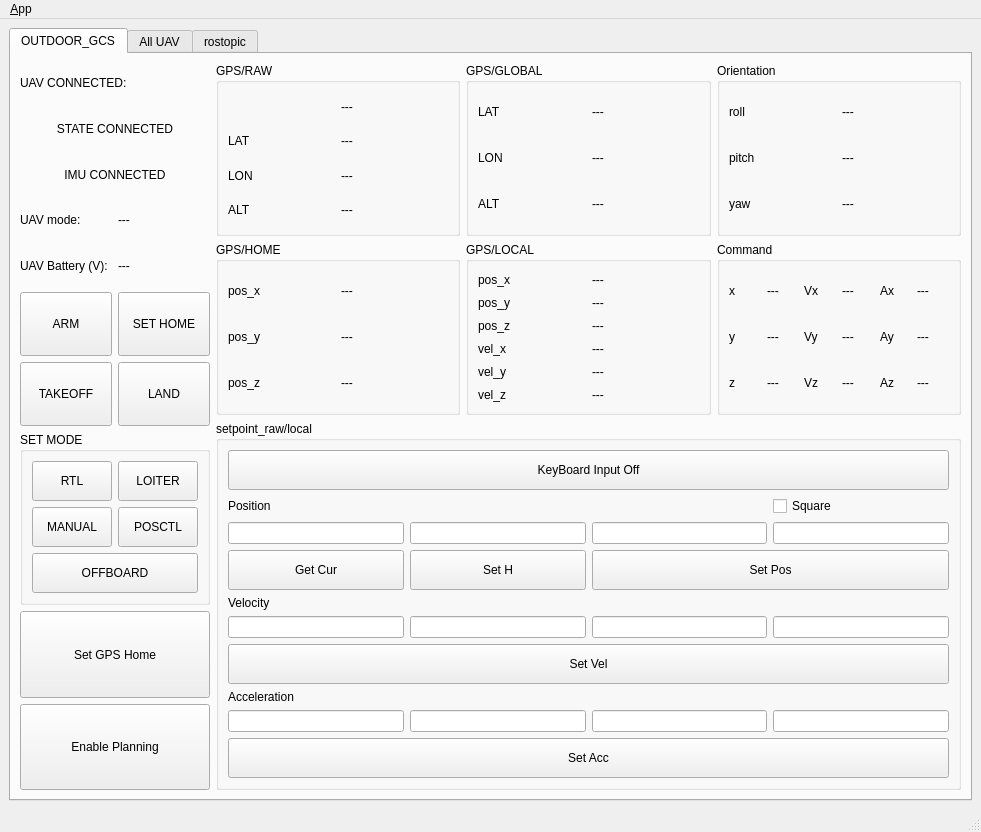
This is ui/main_window.ui in Jaron0211/outdoor_gcs as Qt 5 draws it before an edit. The edited form follows.
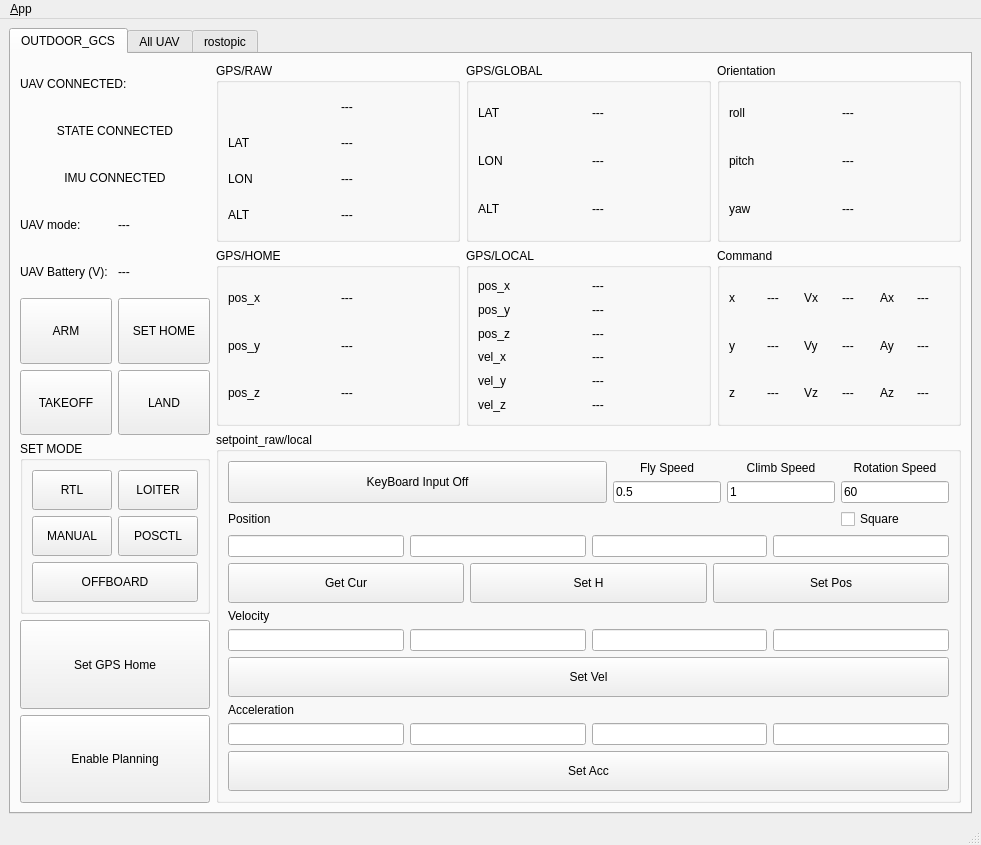
This is the edited form. Icons and pictures are not drawn.

```diff
--- a/ui/main_window.ui
+++ b/ui/main_window.ui
@@ -7,13 +7,13 @@
     <x>0</x>
     <y>0</y>
     <width>981</width>
-    <height>832</height>
+    <height>845</height>
    </rect>
   </property>
   <property name="minimumSize">
    <size>
     <width>981</width>
-    <height>832</height>
+    <height>845</height>
    </size>
   </property>
   <property name="windowTitle">
@@ -736,120 +736,126 @@
             <property name="title">
              <string>setpoint_raw/local</string>
             </property>
-            <layout class="QGridLayout" name="gridLayout">
-             <item row="4" column="1">
-              <widget class="QPushButton" name="Button_Set_H">
+            <layout class="QGridLayout" name="gridLayout_17">
+             <item row="0" column="0" rowspan="2">
+              <widget class="QPushButton" name="Button_KeyBoard_mode">
                <property name="sizePolicy">
-                <sizepolicy hsizetype="Minimum" vsizetype="MinimumExpanding">
-                 <horstretch>0</horstretch>
+                <sizepolicy hsizetype="Preferred" vsizetype="Minimum">
+                 <horstretch>30</horstretch>
                  <verstretch>0</verstretch>
                 </sizepolicy>
                </property>
                <property name="minimumSize">
                 <size>
-                 <width>0</width>
-                 <height>40</height>
+                 <width>300</width>
+                 <height>0</height>
                 </size>
                </property>
+               <property name="maximumSize">
+                <size>
+                 <width>16777215</width>
+                 <height>16777215</height>
+                </size>
+               </property>
                <property name="text">
-                <string>Set H</string>
+                <string>KeyBoard Input Off</string>
                </property>
               </widget>
              </item>
-             <item row="1" column="0">
+             <item row="0" column="1">
+              <widget class="QLabel" name="label_6">
+               <property name="sizePolicy">
+                <sizepolicy hsizetype="Expanding" vsizetype="Expanding">
+                 <horstretch>0</horstretch>
+                 <verstretch>0</verstretch>
+                </sizepolicy>
+               </property>
+               <property name="text">
+                <string>Fly Speed</string>
+               </property>
+               <property name="alignment">
+                <set>Qt::AlignCenter</set>
+               </property>
+              </widget>
+             </item>
+             <item row="0" column="2">
+              <widget class="QLabel" name="label_7">
+               <property name="sizePolicy">
+                <sizepolicy hsizetype="Expanding" vsizetype="Expanding">
+                 <horstretch>0</horstretch>
+                 <verstretch>0</verstretch>
+                </sizepolicy>
+               </property>
+               <property name="text">
+                <string>Climb Speed</string>
+               </property>
+               <property name="alignment">
+                <set>Qt::AlignCenter</set>
+               </property>
+              </widget>
+             </item>
+             <item row="0" column="3">
+              <widget class="QLabel" name="label_8">
+               <property name="sizePolicy">
+                <sizepolicy hsizetype="Expanding" vsizetype="Expanding">
+                 <horstretch>0</horstretch>
+                 <verstretch>0</verstretch>
+                </sizepolicy>
+               </property>
+               <property name="text">
+                <string>Rotation Speed</string>
+               </property>
+               <property name="alignment">
+                <set>Qt::AlignCenter</set>
+               </property>
+              </widget>
+             </item>
+             <item row="1" column="1">
+              <widget class="QLineEdit" name="fly_speed_input">
+               <property name="sizePolicy">
+                <sizepolicy hsizetype="Expanding" vsizetype="Expanding">
+                 <horstretch>0</horstretch>
+                 <verstretch>0</verstretch>
+                </sizepolicy>
+               </property>
+               <property name="text">
+                <string>0.5</string>
+               </property>
+              </widget>
+             </item>
+             <item row="1" column="2">
+              <widget class="QLineEdit" name="climb_speed_input">
+               <property name="sizePolicy">
+                <sizepolicy hsizetype="Expanding" vsizetype="Expanding">
+                 <horstretch>0</horstretch>
+                 <verstretch>0</verstretch>
+                </sizepolicy>
+               </property>
+               <property name="text">
+                <string>1</string>
+               </property>
+              </widget>
+             </item>
+             <item row="1" column="3">
+              <widget class="QLineEdit" name="rotation_speed_input">
+               <property name="sizePolicy">
+                <sizepolicy hsizetype="Expanding" vsizetype="Expanding">
+                 <horstretch>0</horstretch>
+                 <verstretch>0</verstretch>
+                </sizepolicy>
+               </property>
+               <property name="text">
+                <string>60</string>
+               </property>
+              </widget>
+             </item>
+             <item row="2" column="0">
               <widget class="QLabel" name="label_3">
                <property name="text">
                 <string>Position</string>
                </property>
               </widget>
              </item>
-             <item row="8" column="0" colspan="2">
-              <widget class="QLabel" name="label_5">
-               <property name="text">
-                <string>Acceleration</string>
-               </property>
-              </widget>
-             </item>
-             <item row="4" column="0">
-              <widget class="QPushButton" name="Button_Get">
-               <property name="sizePolicy">
-                <sizepolicy hsizetype="Minimum" vsizetype="MinimumExpanding">
-                 <horstretch>0</horstretch>
-                 <verstretch>0</verstretch>
-                </sizepolicy>
-               </property>
-               <property name="minimumSize">
-                <size>
-                 <width>0</width>
-                 <height>40</height>
-                </size>
-               </property>
-               <property name="text">
-                <string>Get Cur</string>
-               </property>
-              </widget>
-             </item>
-             <item row="6" column="0" colspan="4">
-              <layout class="QHBoxLayout" name="horizontalLayout_3">
-               <item>
-                <widget class="QLineEdit" name="vx_input"/>
-               </item>
-               <item>
-                <widget class="QLineEdit" name="vy_input"/>
-               </item>
-               <item>
-                <widget class="QLineEdit" name="vz_input"/>
-               </item>
-               <item>
-                <widget class="QLineEdit" name="vw_input"/>
-               </item>
-              </layout>
-             </item>
-             <item row="4" column="2" colspan="2">
-              <widget class="QPushButton" name="Button_Set_Pos">
-               <property name="sizePolicy">
-                <sizepolicy hsizetype="Minimum" vsizetype="MinimumExpanding">
-                 <horstretch>0</horstretch>
-                 <verstretch>0</verstretch>
-                </sizepolicy>
-               </property>
-               <property name="minimumSize">
-                <size>
-                 <width>0</width>
-                 <height>40</height>
-                </size>
-               </property>
-               <property name="text">
-                <string>Set Pos</string>
-               </property>
-              </widget>
-             </item>
-             <item row="5" column="0">
-              <widget class="QLabel" name="label_4">
-               <property name="text">
-                <string>Velocity</string>
-               </property>
-              </widget>
-             </item>
-             <item row="10" column="0" colspan="4">
-              <widget class="QPushButton" name="Button_Set_Acc">
-               <property name="sizePolicy">
-                <sizepolicy hsizetype="Minimum" vsizetype="MinimumExpanding">
-                 <horstretch>0</horstretch>
-                 <verstretch>0</verstretch>
-                </sizepolicy>
-               </property>
-               <property name="minimumSize">
-                <size>
-                 <width>0</width>
-                 <height>40</height>
-                </size>
-               </property>
-               <property name="text">
-                <string>Set Acc</string>
-               </property>
-              </widget>
-             </item>
              <item row="3" column="0" colspan="4">
               <layout class="QHBoxLayout" name="horizontalLayout">
                <item>
@@ -866,13 +872,90 @@
                </item>
               </layout>
              </item>
-             <item row="1" column="3">
-              <widget class="QCheckBox" name="checkBox_square1">
+             <item row="4" column="0" colspan="4">
+              <layout class="QGridLayout" name="gridLayout">
+               <item row="0" column="2">
+                <widget class="QPushButton" name="Button_Set_H">
+                 <property name="sizePolicy">
+                  <sizepolicy hsizetype="Minimum" vsizetype="MinimumExpanding">
+                   <horstretch>0</horstretch>
+                   <verstretch>0</verstretch>
+                  </sizepolicy>
+                 </property>
+                 <property name="minimumSize">
+                  <size>
+                   <width>0</width>
+                   <height>40</height>
+                  </size>
+                 </property>
+                 <property name="text">
+                  <string>Set H</string>
+                 </property>
+                </widget>
+               </item>
+               <item row="0" column="3">
+                <widget class="QPushButton" name="Button_Set_Pos">
+                 <property name="sizePolicy">
+                  <sizepolicy hsizetype="Minimum" vsizetype="MinimumExpanding">
+                   <horstretch>0</horstretch>
+                   <verstretch>0</verstretch>
+                  </sizepolicy>
+                 </property>
+                 <property name="minimumSize">
+                  <size>
+                   <width>0</width>
+                   <height>40</height>
+                  </size>
+                 </property>
+                 <property name="text">
+                  <string>Set Pos</string>
+                 </property>
+                </widget>
+               </item>
+               <item row="0" column="1">
+                <widget class="QPushButton" name="Button_Get">
+                 <property name="sizePolicy">
+                  <sizepolicy hsizetype="Minimum" vsizetype="MinimumExpanding">
+                   <horstretch>0</horstretch>
+                   <verstretch>0</verstretch>
+                  </sizepolicy>
+                 </property>
+                 <property name="minimumSize">
+                  <size>
+                   <width>0</width>
+                   <height>40</height>
+                  </size>
+                 </property>
+                 <property name="text">
+                  <string>Get Cur</string>
+                 </property>
+                </widget>
+               </item>
+              </layout>
+             </item>
+             <item row="5" column="0">
+              <widget class="QLabel" name="label_4">
                <property name="text">
-                <string>Square</string>
+                <string>Velocity</string>
                </property>
               </widget>
              </item>
+             <item row="6" column="0" colspan="4">
+              <layout class="QHBoxLayout" name="horizontalLayout_3">
+               <item>
+                <widget class="QLineEdit" name="vx_input"/>
+               </item>
+               <item>
+                <widget class="QLineEdit" name="vy_input"/>
+               </item>
+               <item>
+                <widget class="QLineEdit" name="vz_input"/>
+               </item>
+               <item>
+                <widget class="QLineEdit" name="vw_input"/>
+               </item>
+              </layout>
+             </item>
              <item row="7" column="0" colspan="4">
               <widget class="QPushButton" name="Button_Set_Vel">
                <property name="sizePolicy">
@@ -892,6 +975,13 @@
                </property>
               </widget>
              </item>
+             <item row="8" column="0">
+              <widget class="QLabel" name="label_5">
+               <property name="text">
+                <string>Acceleration</string>
+               </property>
+              </widget>
+             </item>
              <item row="9" column="0" colspan="4">
               <layout class="QHBoxLayout" name="horizontalLayout_4">
                <item>
@@ -908,8 +998,8 @@
                </item>
               </layout>
              </item>
-             <item row="0" column="0" colspan="4">
-              <widget class="QPushButton" name="Button_KeyBoard_mode">
+             <item row="10" column="0" colspan="4">
+              <widget class="QPushButton" name="Button_Set_Acc">
                <property name="sizePolicy">
                 <sizepolicy hsizetype="Minimum" vsizetype="MinimumExpanding">
                  <horstretch>0</horstretch>
@@ -923,7 +1013,17 @@
                 </size>
                </property>
                <property name="text">
-                <string>KeyBoard Input Off</string>
+                <string>Set Acc</string>
+               </property>
+              </widget>
+             </item>
+             <item row="2" column="3">
+              <widget class="QCheckBox" name="checkBox_square1">
+               <property name="layoutDirection">
+                <enum>Qt::LeftToRight</enum>
+               </property>
+               <property name="text">
+                <string>Square</string>
                </property>
               </widget>
              </item>
```
Left out of the diff: 356 changed lines with no effect on the pictures.
